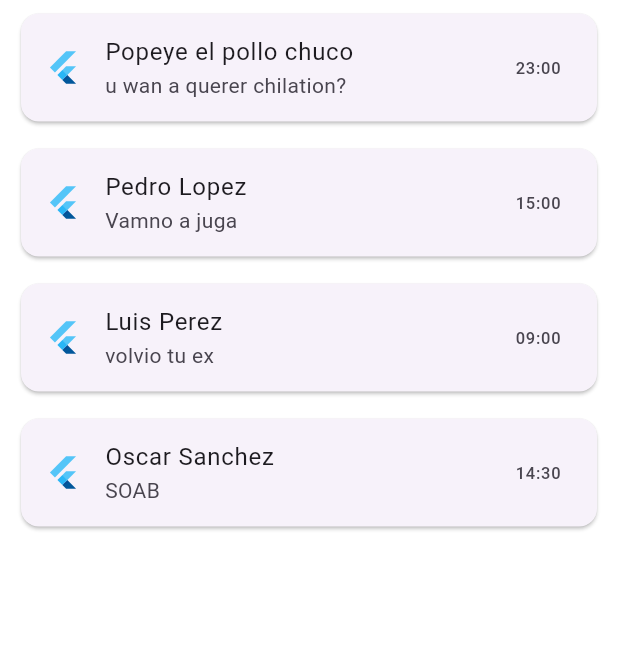
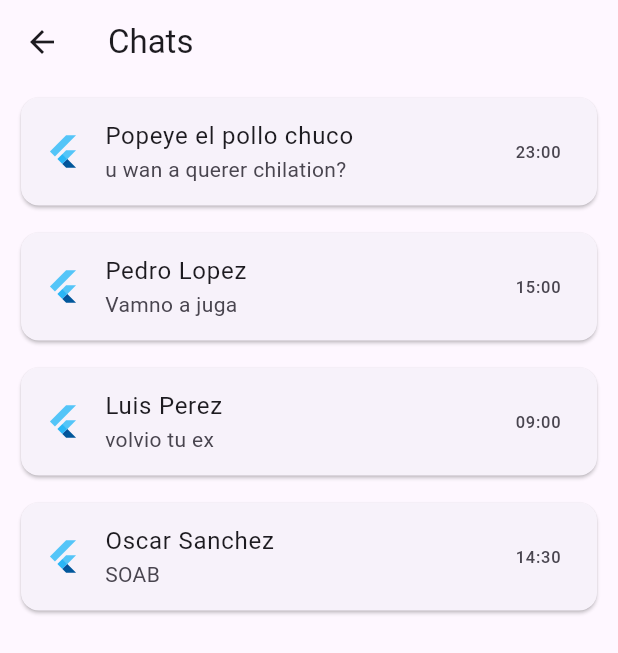
Before and after one commit to FernandoZuniga97/tsr, a Flutter app: the Start screen opened by its route, on a phone screen of 412 x 824 dp. Shown: the top 653 px of the screen. Run offline on Flutter 3.47's test engine with Material 3 defaults, Android fonts, the light colour scheme and no system bars.

Commit message:
se logro evitar el retorno al login

```diff
--- a/hakuna_matata/lib/pages/start.dart
+++ b/hakuna_matata/lib/pages/start.dart
@@ -34,7 +34,16 @@ static const List<Map<String, dynamic>> chats = [
 
   @override
   Widget build(BuildContext context) {
-    return ListView.builder(
+    return PopScope(
+      canPop: false,
+      child: Scaffold(
+        appBar: AppBar(
+          title: const Text('Chats'),
+        ),
+        body: Column(
+          children:[
+            Expanded(
+            child: ListView.builder(
           itemCount: chats.length,
           itemBuilder: (context, index) {
             if (chats.isEmpty) {
@@ -50,9 +59,16 @@ static const List<Map<String, dynamic>> chats = [
               foto: chats[index]['foto'],
             );
           },
+        ),
+              )
+          ]
+        )
+      ),
     );
   }
 }
+
+
 
 class ItemChat extends StatelessWidget {
   const ItemChat({
```
Lines whose indentation alone changed are shown as unchanged.
